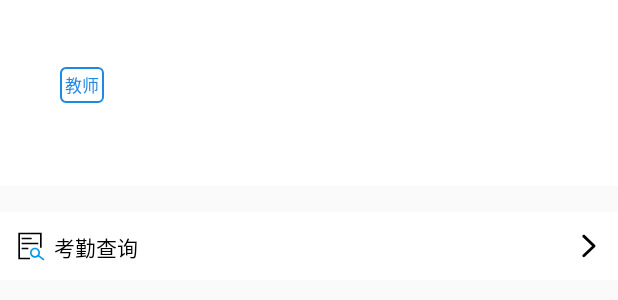
After one commit to KWJYES/face_kaoqin, an Android app: the layout fragment_teacher_mine.xml on its own in the app's theme, with its tools: preview values and no code run, on a phone screen of 412 x 824 dp. The commit adds this screen. Shown: the top 300 px of the screen. Run offline under Robolectric (Android 15) with nearby library versions, the phone set to English and light mode, and no system bars; network calls fail.

Commit message:
老师端minefragmnet

```diff
--- a/app/src/main/java/com/view/activity/teacher/TeacherMainActivity.java
+++ b/app/src/main/java/com/view/activity/teacher/TeacherMainActivity.java
@@ -19,6 +19,7 @@ import com.tencent.ncnnyoloface.databinding.ActivityTeacherMainBinding;
 import com.utils.ApplicationConfig;
 import com.view.dialog.teacher.CreateCourseDialog;
 import com.view.fragment.teacher.TeacherHomeFragment;
+import com.view.fragment.teacher.TeacherMineFragment;
 import com.viewmodel.rvm.activity.teacher.TeacherMainRVM;
 import com.viewmodel.svm.activity.teacher.TeacherMainSVM;
 
@@ -69,7 +70,7 @@ public class TeacherMainActivity extends BaseActivity {
     private void initViewPager2() {
         List<Fragment> fragmentLis = new ArrayList<>();
         fragmentLis.add(new TeacherHomeFragment());
-        //fragmentLis.add(new MineFragment());
+        fragmentLis.add(new TeacherMineFragment());
         MainViewPager2Adapter adapter = new MainViewPager2Adapter(this, fragmentLis);
         binding.mainViewPager2.setAdapter(adapter);
         //去除尽头阴影
@@ -102,7 +103,7 @@ public class TeacherMainActivity extends BaseActivity {
                     binding.mainViewPager2.setCurrentItem(0);
                     return true;
                 case R.id.main_my:
-                    binding.mainViewPager2.setCurrentItem(2);
+                    binding.mainViewPager2.setCurrentItem(1);
                     return true;
             }
             return false;
--- a/app/src/main/java/com/view/fragment/student/StudentMineFragment.java
+++ b/app/src/main/java/com/view/fragment/student/StudentMineFragment.java
@@ -14,18 +14,19 @@ import com.tencent.ncnnyoloface.R;
 import com.tencent.ncnnyoloface.databinding.FragmentMineBinding;
 import com.utils.ApplicationConfig;
 import com.view.activity.student.StudentAttendanceRecordActivity;
+import com.viewmodel.rvm.fragment.student.StudentMineRVM;
 import com.viewmodel.svm.fragment.student.StudentMineSVM;
 
 public class StudentMineFragment extends BaseFragment {
 
     FragmentMineBinding binding;
     StudentMineSVM svm;
-    StudentMineSVM rvm;
+    StudentMineRVM rvm;
 
     @Override
     protected View initFragment(LayoutInflater inflater, ViewGroup container, Bundle savedInstanceState) {
         svm = new ViewModelProvider(this, new ViewModelProvider.NewInstanceFactory()).get(StudentMineSVM.class);
-        rvm = new ViewModelProvider(this, new ViewModelProvider.NewInstanceFactory()).get(StudentMineSVM.class);
+        rvm = new ViewModelProvider(this, new ViewModelProvider.NewInstanceFactory()).get(StudentMineRVM.class);
         binding = DataBindingUtil.inflate(inflater, R.layout.fragment_mine, container, false);
         binding.setSvm(svm);
         binding.setClick(new ClickClass());
--- /dev/null
+++ b/app/src/main/java/com/view/fragment/teacher/TeacherMineFragment.java
@@ -0,0 +1,48 @@
+package com.view.fragment.teacher;
+
+import android.os.Bundle;
+import android.view.LayoutInflater;
+import android.view.View;
+import android.view.ViewGroup;
+
+import androidx.databinding.DataBindingUtil;
+import androidx.lifecycle.ViewModelProvider;
+
+import com.base.BaseFragment;
+import com.tencent.ncnnyoloface.R;
+import com.tencent.ncnnyoloface.databinding.FragmentTeacherMineBinding;
+import com.utils.ApplicationConfig;
+import com.viewmodel.svm.fragment.teacher.TeacherMineSVM;
+
+
+public class TeacherMineFragment extends BaseFragment {
+
+
+    TeacherMineSVM svm;
+    FragmentTeacherMineBinding binding;
+
+    @Override
+    protected View initFragment(LayoutInflater inflater, ViewGroup container, Bundle savedInstanceState) {
+        svm = new ViewModelProvider(this, new ViewModelProvider.NewInstanceFactory()).get(TeacherMineSVM.class);
+        binding = DataBindingUtil.inflate(inflater, R.layout.fragment_teacher_mine, container, false);
+        binding.setClick(new ClickClass());
+        binding.setSvm(svm);
+        binding.setLifecycleOwner(this);
+        return binding.getRoot();
+    }
+
+    @Override
+    protected void initView() {
+        svm.teacher_id.setValue(ApplicationConfig.userID);
+        svm.teacher_name.setValue(ApplicationConfig.userName);
+    }
+
+    public class ClickClass{
+        /**
+         * 跳转考勤查询
+         */
+        public void attendanceInquiry(View view){
+
+        }
+    }
+}
--- /dev/null
+++ b/app/src/main/java/com/viewmodel/svm/fragment/teacher/TeacherMineSVM.java
@@ -0,0 +1,9 @@
+package com.viewmodel.svm.fragment.teacher;
+
+import androidx.lifecycle.MutableLiveData;
+import androidx.lifecycle.ViewModel;
+
+public class TeacherMineSVM extends ViewModel {
+    public MutableLiveData<String> teacher_id=new MutableLiveData<>();
+    public MutableLiveData<String> teacher_name=new MutableLiveData<>();
+}
--- /dev/null
+++ b/app/src/main/res/drawable/ic_kaoqin_chaxun.xml
@@ -0,0 +1,18 @@
+<vector xmlns:android="http://schemas.android.com/apk/res/android"
+    android:width="200dp"
+    android:height="200dp"
+    android:viewportWidth="1024"
+    android:viewportHeight="1024">
+  <path
+      android:pathData="M170.67,910.22V113.78h682.67v455.11h56.89V56.89H113.78v910.22h398.22v-56.89z"
+      android:fillColor="#FF000000"/>
+  <path
+      android:pathData="M227.56,568.89h227.56v56.89L227.56,625.78v-56.89zM227.56,398.22h568.89v56.89L227.56,455.11L227.56,398.22zM227.56,227.56h341.33v56.89L227.56,284.44L227.56,227.56z"
+      android:fillColor="#FF000000"/>
+  <path
+      android:pathData="M682.67,625.78c62.58,0 113.78,51.2 113.78,113.78s-51.2,113.78 -113.78,113.78 -113.78,-51.2 -113.78,-113.78 51.2,-113.78 113.78,-113.78m0,-56.89c-96.71,0 -170.67,73.96 -170.67,170.67s73.96,170.67 170.67,170.67 170.67,-73.96 170.67,-170.67 -73.96,-170.67 -170.67,-170.67z"
+      android:fillColor="#039BE5"/>
+  <path
+      android:pathData="M967.11,967.11l-164.98,-130.84M794.74,800.26l211.06,164.07 -34.87,44.94 -211.11,-164.07z"
+      android:fillColor="#039BE5"/>
+</vector>
--- a/app/src/main/res/drawable/ic_qiandao.xml
+++ b/app/src/main/res/drawable/ic_qiandao.xml
@@ -4,7 +4,7 @@
     android:viewportWidth="1024"
     android:viewportHeight="1024">
   <path
-      android:fillColor="#FF000000"
+      android:fillColor="#039BE5"
       android:pathData="M462.56,759.19a24.64,24.64 0,0 1,-17.48 -7.24l-123.6,-123.6a24.72,24.72 0,0 1,34.96 -34.96L462.56,699.51l204.99,-204.99a24.72,24.72 0,0 1,34.96 34.96l-222.47,222.47A24.64,24.64 0,0 1,462.56 759.19z"/>
   <path
       android:fillColor="#FF000000"
--- a/app/src/main/res/layout/fragment_home2.xml
+++ b/app/src/main/res/layout/fragment_home2.xml
@@ -27,7 +27,7 @@
             <androidx.cardview.widget.CardView
                 android:id="@+id/cardview"
                 android:layout_width="match_parent"
-                android:layout_height="105dp"
+                android:layout_height="125dp"
                 app:layout_constraintTop_toTopOf="parent">
 
                 <androidx.constraintlayout.widget.ConstraintLayout
--- /dev/null
+++ b/app/src/main/res/layout/fragment_teacher_mine.xml
@@ -0,0 +1,107 @@
+<layout xmlns:android="http://schemas.android.com/apk/res/android"
+    xmlns:tools="http://schemas.android.com/tools"
+    xmlns:app="http://schemas.android.com/apk/res-auto">
+
+    <data>
+        <variable
+            name="svm"
+            type="com.viewmodel.svm.fragment.teacher.TeacherMineSVM" />
+        <variable
+            name="click"
+            type="com.view.fragment.teacher.TeacherMineFragment.ClickClass" />
+
+    </data>
+
+    <FrameLayout
+        android:layout_width="match_parent"
+        android:layout_height="match_parent"
+        tools:context="com.view.fragment.teacher.TeacherMineFragment">
+        <LinearLayout
+            android:orientation="vertical"
+            android:layout_width="match_parent"
+            android:layout_height="match_parent">
+            <com.customview.StatusBarHeightView
+                android:layout_width="match_parent"
+                android:layout_height="wrap_content"
+                android:background="@color/white"/>
+
+            <androidx.constraintlayout.widget.ConstraintLayout
+                android:layout_width="match_parent"
+                android:layout_height="100dp"
+                android:background="@color/white">
+
+                <TextView
+                    android:layout_marginBottom="5dp"
+                    android:id="@+id/textView10"
+                    android:layout_width="wrap_content"
+                    android:layout_height="20dp"
+                    android:layout_marginStart="20dp"
+                    android:gravity="center"
+                    android:text="@{svm.teacher_name}"
+                    android:textColor="@color/black"
+                    android:textSize="15sp"
+                    app:layout_constraintBottom_toTopOf="@+id/textView11"
+                    app:layout_constraintStart_toStartOf="parent"
+                    app:layout_constraintTop_toTopOf="parent"
+                    app:layout_constraintVertical_chainStyle="packed" />
+
+                <TextView
+                    android:layout_width="wrap_content"
+                    android:layout_height="wrap_content"
+                    android:layout_marginStart="20dp"
+                    android:background="@drawable/tv_blue_border"
+                    android:padding="3dp"
+                    android:text="教师"
+                    android:textColor="#1E88E5"
+                    android:textSize="11sp"
+                    app:layout_constraintBottom_toBottomOf="@+id/textView10"
+                    app:layout_constraintStart_toEndOf="@+id/textView10"
+                    app:layout_constraintTop_toTopOf="@+id/textView10" />
+
+                <TextView
+                    app:layout_goneMarginTop="5dp"
+                    android:id="@+id/textView11"
+                    android:layout_width="wrap_content"
+                    android:layout_height="20dp"
+                    android:layout_marginTop="10dp"
+                    android:text="@{svm.teacher_id}"
+                    android:textSize="11sp"
+                    app:layout_constraintBottom_toBottomOf="parent"
+                    app:layout_constraintStart_toStartOf="@+id/textView10"
+                    app:layout_constraintTop_toBottomOf="@+id/textView10" />
+            </androidx.constraintlayout.widget.ConstraintLayout>
+
+            <LinearLayout
+                android:onClick="@{click::attendanceInquiry}"
+                android:foreground="?attr/selectableItemBackground"
+                android:paddingEnd="10dp"
+                android:layout_marginTop="17dp"
+                android:background="@color/white"
+                android:layout_width="match_parent"
+                android:layout_height="45dp"
+                android:gravity="center_vertical"
+                android:orientation="horizontal">
+                <ImageView
+                    android:layout_marginStart="10dp"
+                    android:layout_width="20dp"
+                    android:src="@drawable/ic_kaoqin_chaxun"
+                    android:layout_height="20dp"/>
+                <TextView
+                    android:text="考勤查询"
+                    android:textColor="@color/black"
+                    android:layout_width="0dp"
+                    android:layout_height="20dp"
+                    android:layout_weight="1"
+                    android:gravity="center_vertical"
+                    android:layout_marginStart="6dp"/>
+                <ImageView
+                    android:layout_marginStart="10dp"
+                    android:layout_width="20dp"
+                    android:layout_height="20dp"
+                    android:src="@drawable/ic_r"/>
+            </LinearLayout>
+        </LinearLayout>
+
+
+    </FrameLayout>
+</layout>
```
